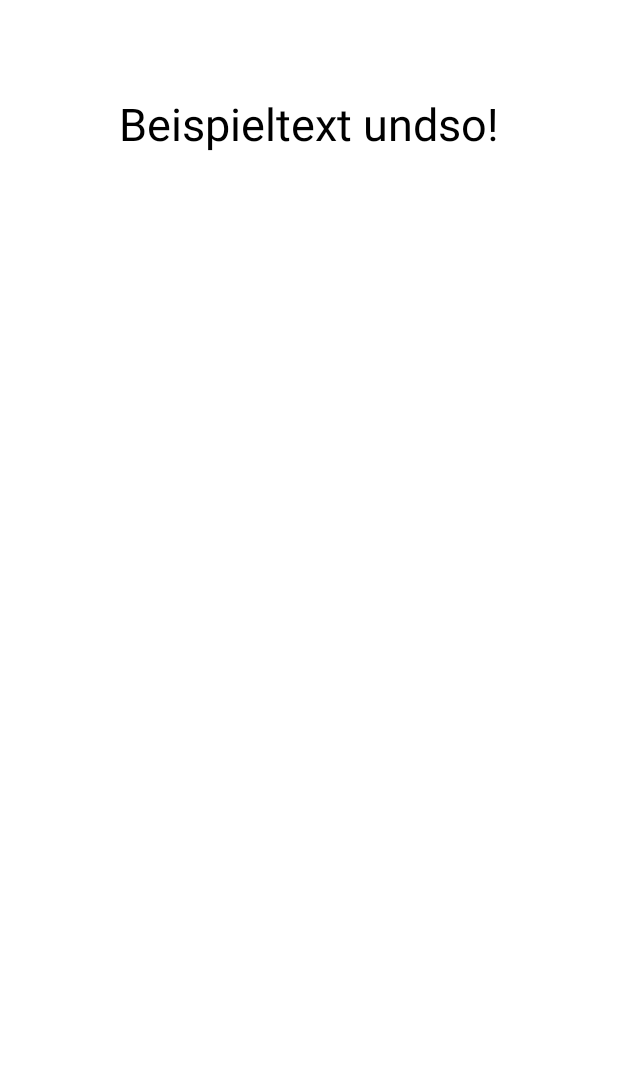
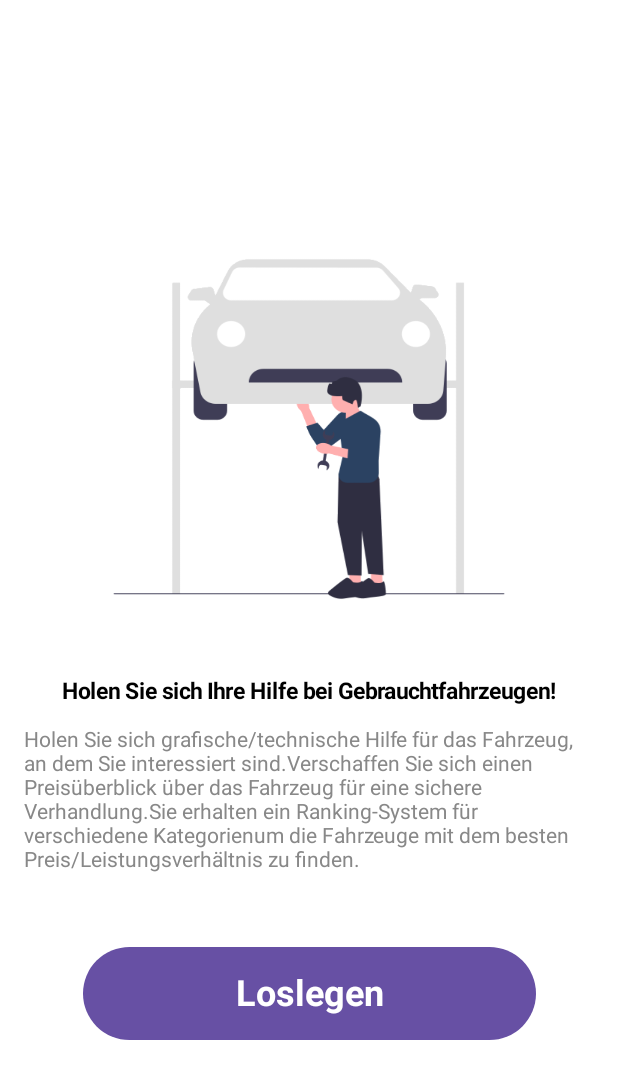
Before and after one commit to ericweres/AutoCheck, an Android app built with Jetpack Compose: the @Preview function GetSTartedPreview, on a phone screen of 412 x 824 dp. Shown: the top 1079 px of the screen. Run offline under Robolectric (Android 15) with nearby library versions, the phone set to English and light mode, and no system bars.

Commit message:
get stated weitergemacht und bild

```diff
--- a/app/src/main/java/com/autocheck/ui/auth/GetStarted.kt
+++ b/app/src/main/java/com/autocheck/ui/auth/GetStarted.kt
@@ -1,17 +1,27 @@
 package com.autocheck.ui.auth
 
+import androidx.compose.foundation.Image
 import androidx.compose.foundation.layout.Column
 import androidx.compose.foundation.layout.Spacer
 import androidx.compose.foundation.layout.fillMaxSize
+import androidx.compose.foundation.layout.fillMaxWidth
 import androidx.compose.foundation.layout.height
 import androidx.compose.foundation.layout.padding
+import androidx.compose.foundation.layout.width
+import androidx.compose.material3.Button
 import androidx.compose.runtime.Composable
 import androidx.compose.ui.Alignment
 import androidx.compose.ui.Modifier
 import androidx.compose.ui.tooling.preview.Preview
 import androidx.compose.ui.unit.dp
 import androidx.compose.material3.Text
+import androidx.compose.ui.graphics.Color
+import androidx.compose.ui.layout.ContentScale
+import androidx.compose.ui.res.painterResource
+import androidx.compose.ui.text.TextStyle
+import androidx.compose.ui.text.font.FontWeight
 import androidx.compose.ui.unit.sp
+import com.autocheck.R
 
 @Composable
 fun GetStarted() {
@@ -21,11 +31,47 @@ fun GetStarted() {
             .padding(16.dp),
         horizontalAlignment = Alignment.CenterHorizontally
     ) {
+        Spacer(modifier = Modifier.height(120.dp))
+        Image(
+            painter = painterResource(id = R.drawable.auto_repair),
+            contentDescription = "Repair Image",
+            contentScale = ContentScale.FillBounds,
+            modifier = Modifier
+                .fillMaxWidth()
+                .height(300.dp)
+
+        )
+        Spacer(modifier = Modifier.height(16.dp))
+        Text(
+            text = "Holen Sie sich Ihre Hilfe bei Gebrauchtfahrzeugen!",
+            fontSize = 15.sp,
+            fontWeight = FontWeight.Bold
+        )
+        Spacer(modifier = Modifier.height(16.dp))
+        Text(
+            text = "Holen Sie sich grafische/technische Hilfe für das Fahrzeug,\n" +
+                    "an dem Sie interessiert sind." +
+                    "Verschaffen Sie sich einen Preisüberblick über das Fahrzeug für eine sichere \n" +
+                    "Verhandlung." +
+                    "Sie erhalten ein Ranking-System für verschiedene Kategorien" +
+                    "um die Fahrzeuge mit dem besten Preis/Leistungsverhältnis zu finden.",
+            color = Color.Gray
+        )
         Spacer(modifier = Modifier.height(50.dp))
-        Text(
-            text = "Beispieltext undso!",
-            fontSize = 30.sp
-        )
+        Button(
+            onClick = { /* TODO: Handle login logic */ },
+            modifier = Modifier
+                .width(302.dp)
+                .height(62.dp)
+        ) {
+            Text(
+                text = "Loslegen",
+                style = TextStyle(
+                    fontSize = 24.sp,
+                    fontWeight = FontWeight(700),
+                )
+            )
+        }
     }
 }
 
```
Also changed, not shown: app/src/main/res/drawable/auto_repair.png (added).
